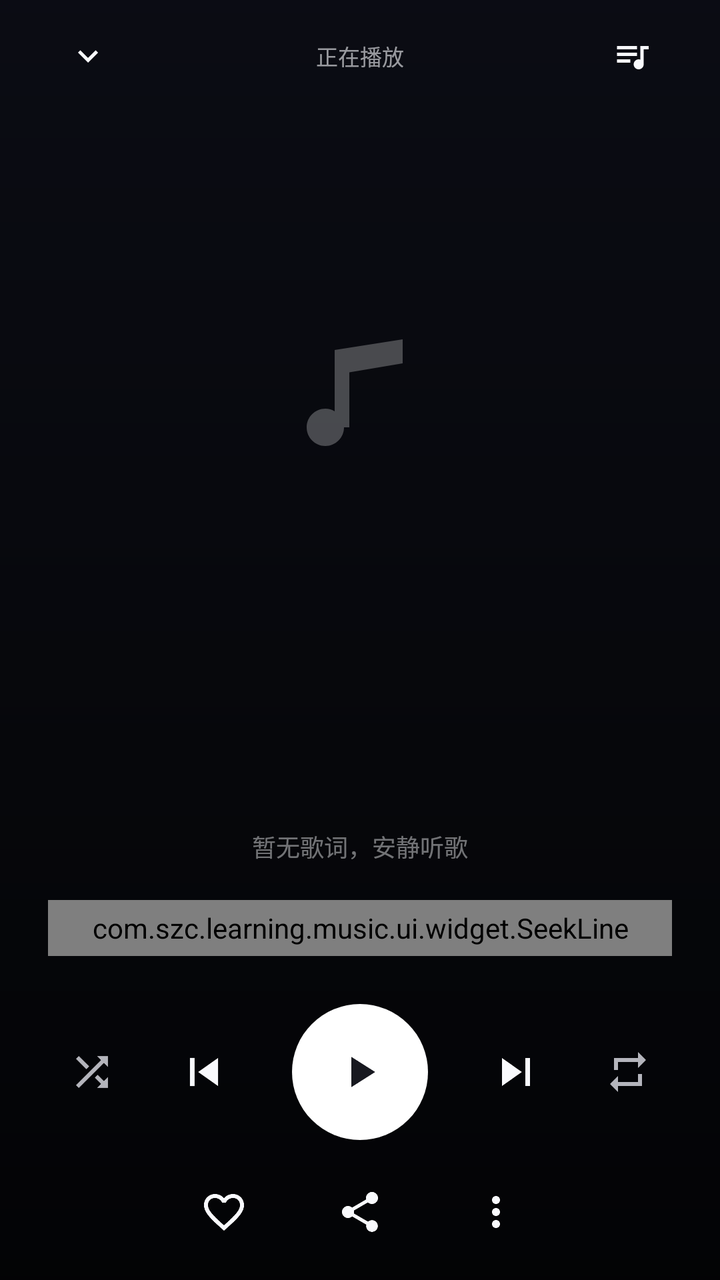
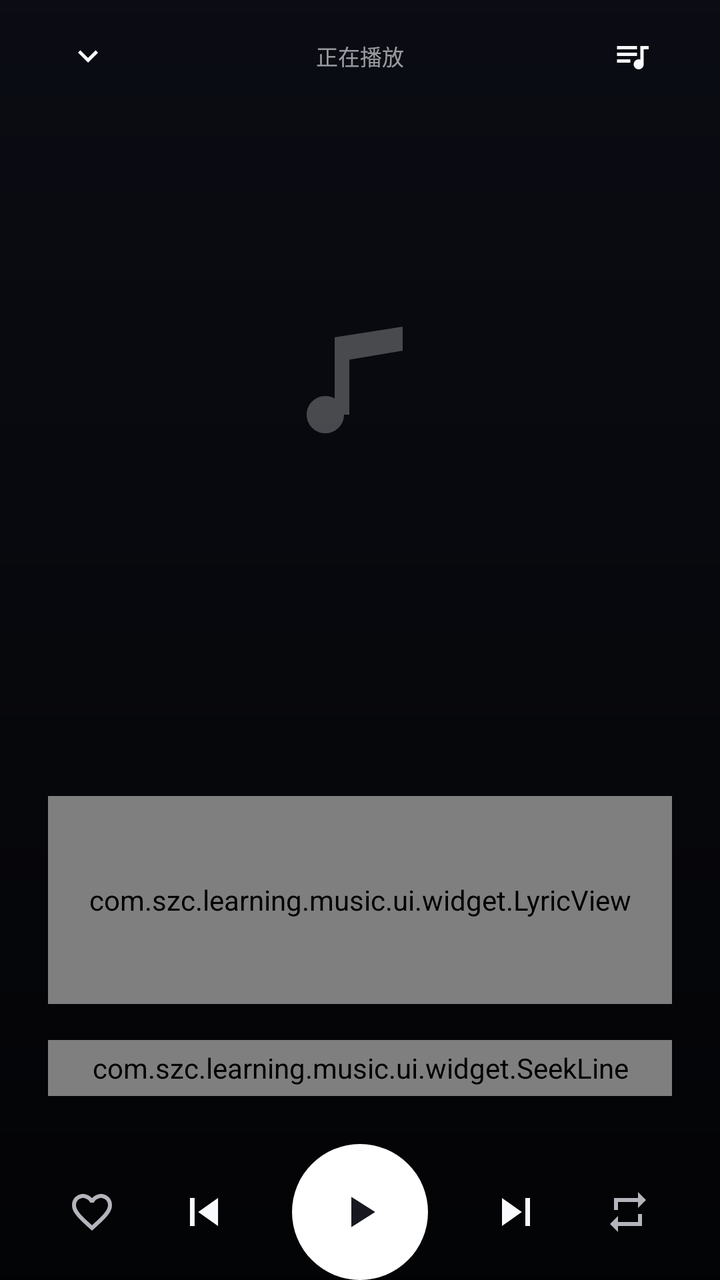

Two renders of the same Android screen: before a commit and after it. Below are the layout's source before the change and the commit's diff.
<!-- AndroidManifest.xml: activity theme Theme.Aurora -->
<!-- res/layout/activity_now_playing.xml -->
<?xml version="1.0" encoding="utf-8"?>
<FrameLayout xmlns:android="http://schemas.android.com/apk/res/android"
    xmlns:app="http://schemas.android.com/apk/res-auto"
    android:id="@+id/nowRoot"
    android:layout_width="match_parent"
    android:layout_height="match_parent"
    android:background="?attr/auDarkCanvas">

    <ImageView
        android:id="@+id/nowBackdrop"
        android:layout_width="match_parent"
        android:layout_height="match_parent"
        android:alpha="0.42"
        android:contentDescription="@null"
        android:scaleType="centerCrop" />

    <View
        android:layout_width="match_parent"
        android:layout_height="match_parent"
        android:background="@drawable/bg_now_scrim" />

    <LinearLayout
        android:layout_width="match_parent"
        android:layout_height="match_parent"
        android:orientation="vertical"
        android:paddingStart="24dp"
        android:paddingEnd="24dp">

        
        <LinearLayout
            android:id="@+id/nowTopBar"
            android:layout_width="match_parent"
            android:layout_height="wrap_content"
            android:gravity="center_vertical"
            android:orientation="horizontal"
            android:paddingTop="8dp">

            <ImageButton
                android:id="@+id/nowCollapse"
                android:layout_width="40dp"
                android:layout_height="40dp"
                android:background="?attr/selectableItemBackgroundBorderless"
                android:contentDescription="@string/player_collapse"
                android:padding="10dp"
                android:scaleType="fitCenter"
                android:src="@drawable/ic_chevron_down"
                app:tint="?attr/auOnDark" />

            <TextView
                android:layout_width="0dp"
                android:layout_height="wrap_content"
                android:layout_weight="1"
                android:alpha="0.6"
                android:gravity="center"
                android:text="@string/player_now_playing"
                android:textColor="?attr/auOnDark"
                android:textSize="11sp" />

            <ImageButton
                android:id="@+id/nowQueue"
                android:layout_width="40dp"
                android:layout_height="40dp"
                android:background="?attr/selectableItemBackgroundBorderless"
                android:contentDescription="@string/queue_title"
                android:padding="10dp"
                android:scaleType="fitCenter"
                android:src="@drawable/ic_queue"
                app:tint="?attr/auOnDark" />
        </LinearLayout>

        <Space
            android:layout_width="1dp"
            android:layout_height="0dp"
            android:layout_weight="1" />

        <FrameLayout
            android:layout_width="272dp"
            android:layout_height="272dp"
            android:layout_gravity="center_horizontal">

            <com.google.android.material.imageview.ShapeableImageView
                android:id="@+id/nowCover"
                android:layout_width="match_parent"
                android:layout_height="match_parent"
                android:contentDescription="@null"
                android:scaleType="centerCrop"
                app:shapeAppearanceOverlay="@style/Shape.Cover.Hero" />

            <ImageView
                android:layout_width="64dp"
                android:layout_height="64dp"
                android:layout_gravity="center"
                android:alpha="0.26"
                android:contentDescription="@null"
                android:src="@drawable/ic_music_note"
                app:tint="@color/white" />
        </FrameLayout>

        <Space
            android:layout_width="1dp"
            android:layout_height="0dp"
            android:layout_weight="1" />

        <TextView
            android:id="@+id/nowTitle"
            style="@style/Text.Title"
            android:layout_width="match_parent"
            android:layout_height="wrap_content"
            android:ellipsize="end"
            android:gravity="center"
            android:maxLines="1"
            android:textColor="?attr/auOnDark"
            android:textSize="22sp" />

        <TextView
            android:id="@+id/nowArtist"
            android:layout_width="match_parent"
            android:layout_height="wrap_content"
            android:layout_marginTop="7dp"
            android:alpha="0.68"
            android:ellipsize="end"
            android:gravity="center"
            android:maxLines="1"
            android:textColor="?attr/auOnDark"
            android:textSize="13sp" />

        <TextView
            android:id="@+id/nowLyric"
            android:layout_width="match_parent"
            android:layout_height="wrap_content"
            android:layout_marginTop="14dp"
            android:alpha="0.45"
            android:ellipsize="end"
            android:gravity="center"
            android:maxLines="1"
            android:text="@string/player_lyric_placeholder"
            android:textColor="?attr/auOnDark"
            android:textSize="12sp" />

        <com.szc.learning.music.ui.widget.SeekLine
            android:id="@+id/nowSeek"
            android:layout_width="match_parent"
            android:layout_height="28dp"
            android:layout_marginTop="18dp" />

        <LinearLayout
            android:layout_width="match_parent"
            android:layout_height="wrap_content"
            android:orientation="horizontal">

            <TextView
                android:id="@+id/nowPosition"
                style="@style/Text.Numeric"
                android:layout_width="wrap_content"
                android:layout_height="wrap_content"
                android:textColor="?attr/auOnDarkSecondary" />

            <Space
                android:layout_width="0dp"
                android:layout_height="1dp"
                android:layout_weight="1" />

            <TextView
                android:id="@+id/nowDuration"
                style="@style/Text.Numeric"
                android:layout_width="wrap_content"
                android:layout_height="wrap_content"
                android:textColor="?attr/auOnDarkSecondary" />
        </LinearLayout>

        
        <LinearLayout
            android:layout_width="match_parent"
            android:layout_height="wrap_content"
            android:layout_marginTop="10dp"
            android:gravity="center_vertical"
            android:orientation="horizontal">

            <ImageButton
                android:id="@+id/nowShuffle"
                android:layout_width="44dp"
                android:layout_height="44dp"
                android:background="?attr/selectableItemBackgroundBorderless"
                android:contentDescription="@string/player_shuffle"
                android:padding="10dp"
                android:scaleType="fitCenter"
                android:src="@drawable/ic_shuffle"
                app:tint="?attr/auOnDarkSecondary" />

            <Space
                android:layout_width="0dp"
                android:layout_height="1dp"
                android:layout_weight="1" />

            <ImageButton
                android:id="@+id/nowPrev"
                android:layout_width="52dp"
                android:layout_height="52dp"
                android:background="?attr/selectableItemBackgroundBorderless"
                android:contentDescription="@string/player_previous"
                android:padding="12dp"
                android:scaleType="fitCenter"
                android:src="@drawable/ic_prev"
                app:tint="?attr/auOnDark" />

            <ImageButton
                android:id="@+id/nowPlay"
                android:layout_width="68dp"
                android:layout_height="68dp"
                android:layout_marginStart="18dp"
                android:layout_marginEnd="18dp"
                android:background="@drawable/bg_play_circle"
                android:contentDescription="@string/player_play"
                android:padding="21dp"
                android:scaleType="fitCenter"
                android:src="@drawable/ic_play"
                app:tint="?attr/auInk" />

            <ImageButton
                android:id="@+id/nowNext"
                android:layout_width="52dp"
                android:layout_height="52dp"
                android:background="?attr/selectableItemBackgroundBorderless"
                android:contentDescription="@string/player_next"
                android:padding="12dp"
                android:scaleType="fitCenter"
                android:src="@drawable/ic_next"
                app:tint="?attr/auOnDark" />

            <Space
                android:layout_width="0dp"
                android:layout_height="1dp"
                android:layout_weight="1" />

            <ImageButton
                android:id="@+id/nowRepeat"
                android:layout_width="44dp"
                android:layout_height="44dp"
                android:background="?attr/selectableItemBackgroundBorderless"
                android:contentDescription="@string/player_repeat"
                android:padding="10dp"
                android:scaleType="fitCenter"
                android:src="@drawable/ic_repeat"
                app:tint="?attr/auOnDarkSecondary" />
        </LinearLayout>

        
        <LinearLayout
            android:id="@+id/nowActions"
            android:layout_width="match_parent"
            android:layout_height="wrap_content"
            android:layout_marginTop="12dp"
            android:layout_marginBottom="10dp"
            android:gravity="center"
            android:orientation="horizontal">

            <ImageButton
                android:id="@+id/nowFavorite"
                android:layout_width="48dp"
                android:layout_height="48dp"
                android:background="?attr/selectableItemBackgroundBorderless"
                android:contentDescription="@string/player_like"
                android:padding="12dp"
                android:scaleType="fitCenter"
                android:src="@drawable/ic_heart"
                app:tint="?attr/auOnDark" />

            <ImageButton
                android:id="@+id/nowShare"
                android:layout_width="48dp"
                android:layout_height="48dp"
                android:layout_marginStart="20dp"
                android:layout_marginEnd="20dp"
                android:background="?attr/selectableItemBackgroundBorderless"
                android:contentDescription="@string/player_share"
                android:padding="12dp"
                android:scaleType="fitCenter"
                android:src="@drawable/ic_share"
                app:tint="?attr/auOnDark" />

            <ImageButton
                android:id="@+id/nowMore"
                android:layout_width="48dp"
                android:layout_height="48dp"
                android:background="?attr/selectableItemBackgroundBorderless"
                android:contentDescription="@string/action_more"
                android:padding="12dp"
                android:scaleType="fitCenter"
                android:src="@drawable/ic_more_vert"
                app:tint="?attr/auOnDark" />
        </LinearLayout>
    </LinearLayout>
</FrameLayout>
<!-- resources referenced by this layout -->
<resources>
  <color name="white">#FFFFFFFF</color>
  <!-- drawable ic_more_vert (drawable) -->
  <vector xmlns:android="http://schemas.android.com/apk/res/android"
      android:width="24dp" android:height="24dp"
      android:viewportWidth="24" android:viewportHeight="24">
      <path android:fillColor="#FF000000" android:pathData="M12 8c1.1 0 2-.9 2-2s-.9-2-2-2-2 .9-2 2 .9 2 2 2zm0 2c-1.1 0-2 .9-2 2s.9 2 2 2 2-.9 2-2-.9-2-2-2zm0 6c-1.1 0-2 .9-2 2s.9 2 2 2 2-.9 2-2-.9-2-2-2z" />
  </vector>
  <!-- drawable ic_share (drawable) -->
  <vector xmlns:android="http://schemas.android.com/apk/res/android"
      android:width="24dp" android:height="24dp"
      android:viewportWidth="24" android:viewportHeight="24">
      <path android:fillColor="#FF000000" android:pathData="M18 16.08c-.76 0-1.44.3-1.96.77L8.91 12.7c.05-.23.09-.46.09-.7s-.04-.47-.09-.7l7.05-4.11c.54.5 1.25.81 2.04.81 1.66 0 3-1.34 3-3s-1.34-3-3-3-3 1.34-3 3c0 .24.04.47.09.7L8.04 9.81C7.5 9.31 6.79 9 6 9c-1.66 0-3 1.34-3 3s1.34 3 3 3c.79 0 1.5-.31 2.04-.81l7.12 4.16c-.05.21-.08.43-.08.65 0 1.61 1.31 2.92 2.92 2.92s2.92-1.31 2.92-2.92-1.31-2.92-2.92-2.92z" />
  </vector>
  <!-- drawable ic_shuffle (drawable) -->
  <vector xmlns:android="http://schemas.android.com/apk/res/android"
      android:width="24dp" android:height="24dp"
      android:viewportWidth="24" android:viewportHeight="24">
      <path android:fillColor="#FF000000" android:pathData="M10.59 9.17L5.41 4 4 5.41l5.17 5.17 1.42-1.41zM14.5 4l2.04 2.04L4 18.59 5.41 20 17.96 7.46 20 9.5V4h-5.5zm.33 9.41l-1.41 1.41 3.13 3.13L14.5 20H20v-5.5l-2.04 2.04-3.13-3.13z" />
  </vector>
  <string name="action_more">更多</string>
  <string name="player_collapse">收起</string>
  <string name="player_like">收藏</string>
  <string name="player_lyric_placeholder">暂无歌词，安静听歌</string>
  <string name="player_next">下一首</string>
  <string name="player_now_playing">正在播放</string>
  <string name="player_play">播放</string>
  <string name="player_previous">上一首</string>
  <string name="player_repeat">循环</string>
  <string name="player_share">分享</string>
  <string name="player_shuffle">随机</string>
  <string name="queue_title">播放队列</string>
  <color name="theme_aurora_accent">#5359BA</color>
  <color name="theme_aurora_accent_on">#FDFDFF</color>
  <color name="theme_aurora_surface">#FEFEFF</color>
  <color name="theme_aurora_ink">#181920</color>
  <color name="theme_aurora_surface_sunken">#ECEDF3</color>
  <color name="theme_aurora_ink_secondary">#5E5F67</color>
  <color name="theme_aurora_hairline">#DDDFE8</color>
  <color name="theme_aurora_danger">#B74441</color>
  <color name="theme_aurora_canvas">#F3F3F8</color>
  <color name="theme_aurora_ink_tertiary">#6E7077</color>
  <color name="theme_aurora_ink_inverse">#FDFEFF</color>
  <color name="theme_aurora_accent_soft">#E9ECFF</color>
  <color name="theme_aurora_accent_deep">#3F429C</color>
  <color name="theme_aurora_accent_cyan">#3AB0C2</color>
  <color name="theme_aurora_scrim">#8C000000</color>
  <color name="theme_aurora_nav_pill">#D9DBE8</color>
  <color name="theme_aurora_dark_canvas">#0D0F18</color>
  <color name="theme_aurora_on_dark">#F9FAFD</color>
  <color name="theme_aurora_dark_pill">#33FFFFFF</color>
  <color name="theme_aurora_like">#D54563</color>
  <color name="theme_aurora_progress_start">#6068CA</color>
  <color name="theme_aurora_progress_mid">#535AB7</color>
  <color name="theme_aurora_progress_end">#757FE2</color>
  <color name="theme_aurora_tag_brand_bg">#E8ECFF</color>
  <color name="theme_aurora_tag_brand_text">#494EA9</color>
  <color name="theme_aurora_tag_warm_bg">#FFEEE1</color>
  <color name="theme_aurora_tag_warm_text">#944E12</color>
  <color name="theme_aurora_tag_neutral_bg">#ECEEF6</color>
  <color name="theme_aurora_success">#287B46</color>
  <color name="theme_aurora_warning">#A16500</color>
  <color name="theme_aurora_blob_a">#AAB2E4</color>
  <color name="theme_aurora_blob_b">#C5A9D8</color>
  <color name="theme_aurora_blob_c">#8EBCE1</color>
  <color name="theme_aurora_blob_d">#7DC4C6</color>
  <!-- unchanged entries left out for length: 19 -->
</resources>

<!-- the commit's change to res/layout/activity_now_playing.xml (unified diff, before → after) -->
@@ -124,18 +124,11 @@
             android:textColor="?attr/auOnDark"
             android:textSize="13sp" />
 
-        <TextView
+        <com.szc.learning.music.ui.widget.LyricView
             android:id="@+id/nowLyric"
             android:layout_width="match_parent"
-            android:layout_height="wrap_content"
-            android:layout_marginTop="14dp"
-            android:alpha="0.45"
-            android:ellipsize="end"
-            android:gravity="center"
-            android:maxLines="1"
-            android:text="@string/player_lyric_placeholder"
-            android:textColor="?attr/auOnDark"
-            android:textSize="12sp" />
+            android:layout_height="104dp"
+            android:layout_marginTop="10dp" />
 
         <com.szc.learning.music.ui.widget.SeekLine
             android:id="@+id/nowSeek"
@@ -177,14 +170,14 @@
             android:orientation="horizontal">
 
             <ImageButton
-                android:id="@+id/nowShuffle"
+                android:id="@+id/nowFavorite"
                 android:layout_width="44dp"
                 android:layout_height="44dp"
                 android:background="?attr/selectableItemBackgroundBorderless"
-                android:contentDescription="@string/player_shuffle"
-                android:padding="10dp"
-                android:scaleType="fitCenter"
-                android:src="@drawable/ic_shuffle"
+                android:contentDescription="@string/player_like"
+                android:padding="10dp"
+                android:scaleType="fitCenter"
+                android:src="@drawable/ic_heart"
                 app:tint="?attr/auOnDarkSecondary" />
 
             <Space
@@ -233,7 +226,7 @@
                 android:layout_weight="1" />
 
             <ImageButton
-                android:id="@+id/nowRepeat"
+                android:id="@+id/nowMode"
                 android:layout_width="44dp"
                 android:layout_height="44dp"
                 android:background="?attr/selectableItemBackgroundBorderless"
@@ -243,51 +236,5 @@
                 android:src="@drawable/ic_repeat"
                 app:tint="?attr/auOnDarkSecondary" />
         </LinearLayout>
-
-        
-        <LinearLayout
-            android:id="@+id/nowActions"
-            android:layout_width="match_parent"
-            android:layout_height="wrap_content"
-            android:layout_marginTop="12dp"
-            android:layout_marginBottom="10dp"
-            android:gravity="center"
-            android:orientation="horizontal">
-
-            <ImageButton
-                android:id="@+id/nowFavorite"
-                android:layout_width="48dp"
-                android:layout_height="48dp"
-                android:background="?attr/selectableItemBackgroundBorderless"
-                android:contentDescription="@string/player_like"
-                android:padding="12dp"
-                android:scaleType="fitCenter"
-                android:src="@drawable/ic_heart"
-                app:tint="?attr/auOnDark" />
-
-            <ImageButton
-                android:id="@+id/nowShare"
-                android:layout_width="48dp"
-                android:layout_height="48dp"
-                android:layout_marginStart="20dp"
-                android:layout_marginEnd="20dp"
-                android:background="?attr/selectableItemBackgroundBorderless"
-                android:contentDescription="@string/player_share"
-                android:padding="12dp"
-                android:scaleType="fitCenter"
-                android:src="@drawable/ic_share"
-                app:tint="?attr/auOnDark" />
-
-            <ImageButton
-                android:id="@+id/nowMore"
-                android:layout_width="48dp"
-                android:layout_height="48dp"
-                android:background="?attr/selectableItemBackgroundBorderless"
-                android:contentDescription="@string/action_more"
-                android:padding="12dp"
-                android:scaleType="fitCenter"
-                android:src="@drawable/ic_more_vert"
-                app:tint="?attr/auOnDark" />
-        </LinearLayout>
     </LinearLayout>
 </FrameLayout>
<!-- resource entries referenced after the edit -->
@@ -1,35 +1,13 @@
 <!-- resources referenced by this layout -->
 <resources>
   <color name="white">#FFFFFFFF</color>
-  <!-- drawable ic_more_vert (drawable) -->
-  <vector xmlns:android="http://schemas.android.com/apk/res/android"
-      android:width="24dp" android:height="24dp"
-      android:viewportWidth="24" android:viewportHeight="24">
-      <path android:fillColor="#FF000000" android:pathData="M12 8c1.1 0 2-.9 2-2s-.9-2-2-2-2 .9-2 2 .9 2 2 2zm0 2c-1.1 0-2 .9-2 2s.9 2 2 2 2-.9 2-2-.9-2-2-2zm0 6c-1.1 0-2 .9-2 2s.9 2 2 2 2-.9 2-2-.9-2-2-2z" />
-  </vector>
-  <!-- drawable ic_share (drawable) -->
-  <vector xmlns:android="http://schemas.android.com/apk/res/android"
-      android:width="24dp" android:height="24dp"
-      android:viewportWidth="24" android:viewportHeight="24">
-      <path android:fillColor="#FF000000" android:pathData="M18 16.08c-.76 0-1.44.3-1.96.77L8.91 12.7c.05-.23.09-.46.09-.7s-.04-.47-.09-.7l7.05-4.11c.54.5 1.25.81 2.04.81 1.66 0 3-1.34 3-3s-1.34-3-3-3-3 1.34-3 3c0 .24.04.47.09.7L8.04 9.81C7.5 9.31 6.79 9 6 9c-1.66 0-3 1.34-3 3s1.34 3 3 3c.79 0 1.5-.31 2.04-.81l7.12 4.16c-.05.21-.08.43-.08.65 0 1.61 1.31 2.92 2.92 2.92s2.92-1.31 2.92-2.92-1.31-2.92-2.92-2.92z" />
-  </vector>
-  <!-- drawable ic_shuffle (drawable) -->
-  <vector xmlns:android="http://schemas.android.com/apk/res/android"
-      android:width="24dp" android:height="24dp"
-      android:viewportWidth="24" android:viewportHeight="24">
-      <path android:fillColor="#FF000000" android:pathData="M10.59 9.17L5.41 4 4 5.41l5.17 5.17 1.42-1.41zM14.5 4l2.04 2.04L4 18.59 5.41 20 17.96 7.46 20 9.5V4h-5.5zm.33 9.41l-1.41 1.41 3.13 3.13L14.5 20H20v-5.5l-2.04 2.04-3.13-3.13z" />
-  </vector>
-  <string name="action_more">更多</string>
   <string name="player_collapse">收起</string>
   <string name="player_like">收藏</string>
-  <string name="player_lyric_placeholder">暂无歌词，安静听歌</string>
   <string name="player_next">下一首</string>
   <string name="player_now_playing">正在播放</string>
   <string name="player_play">播放</string>
   <string name="player_previous">上一首</string>
   <string name="player_repeat">循环</string>
-  <string name="player_share">分享</string>
-  <string name="player_shuffle">随机</string>
   <string name="queue_title">播放队列</string>
   <color name="theme_aurora_accent">#5359BA</color>
   <color name="theme_aurora_accent_on">#FDFDFF</color>
